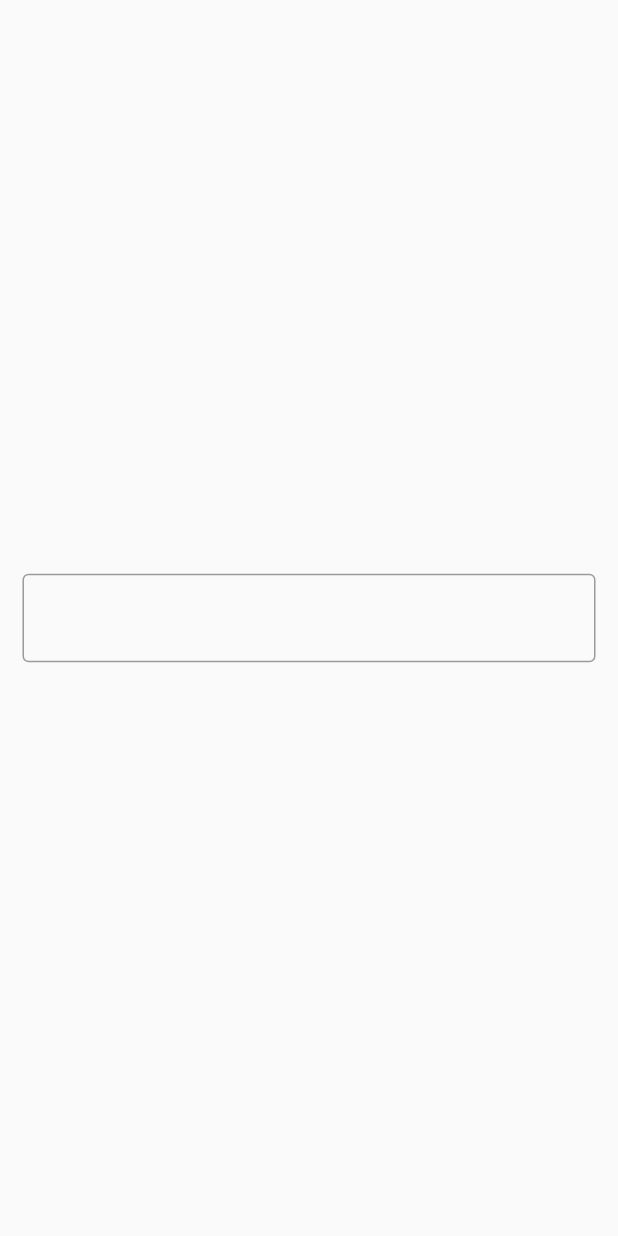
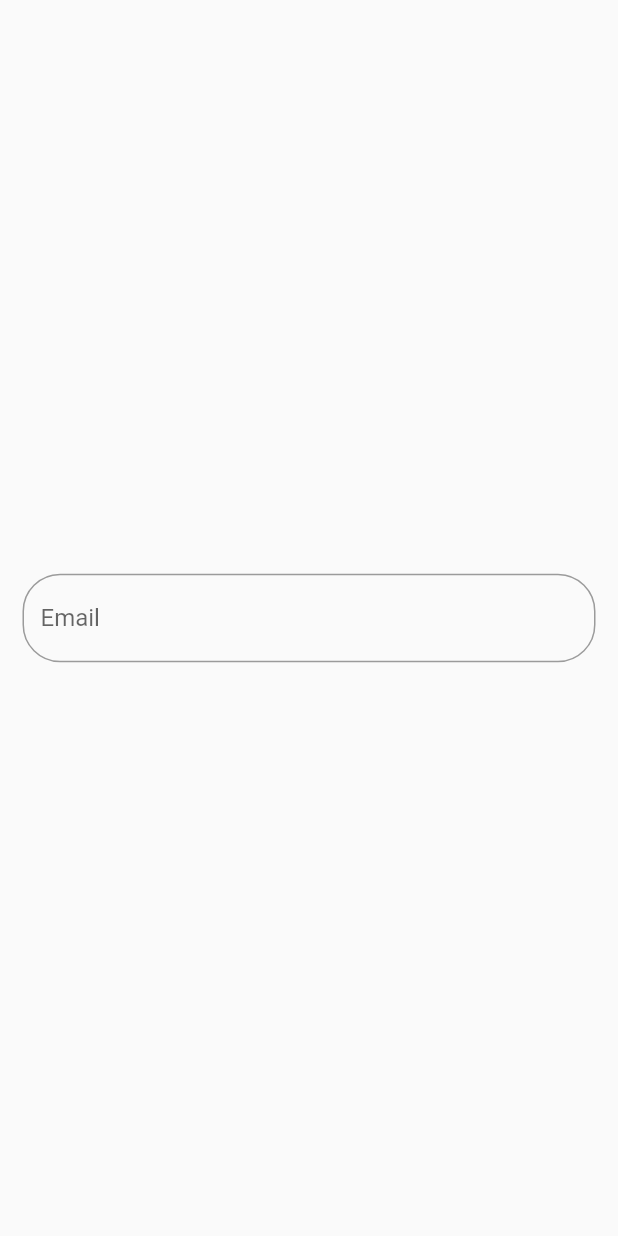
Before and after one commit to ChhailengTim/collection-flutter-ui, a Flutter app: the screen it shows after launch, on a phone screen of 412 x 824 dp. Run offline on Flutter 3.47's test engine with Material 2 defaults, Android fonts, the phone set to English and light mode, and no system bars; our stand-ins replace flutter_signin_button, get; missing offline and left inert: sign_button.

Commit message:
Update singup_screen.dart

```diff
--- a/getx_api/lib/signup/screen/singup_screen.dart
+++ b/getx_api/lib/signup/screen/singup_screen.dart
@@ -10,10 +10,11 @@ class SignUpScreen extends StatelessWidget {
         child: Padding(
           padding: const EdgeInsets.all(15.0),
           child: TextFormField(
-            decoration: const InputDecoration(
+            decoration: InputDecoration(
+              hintText: "Email",
               border: OutlineInputBorder(
-                borderSide: BorderSide(
-                  color: Colors.black,
+                borderRadius: BorderRadius.circular(25),
+                borderSide: const BorderSide(
                   width: 5.0,
                 ),
               ),
```
